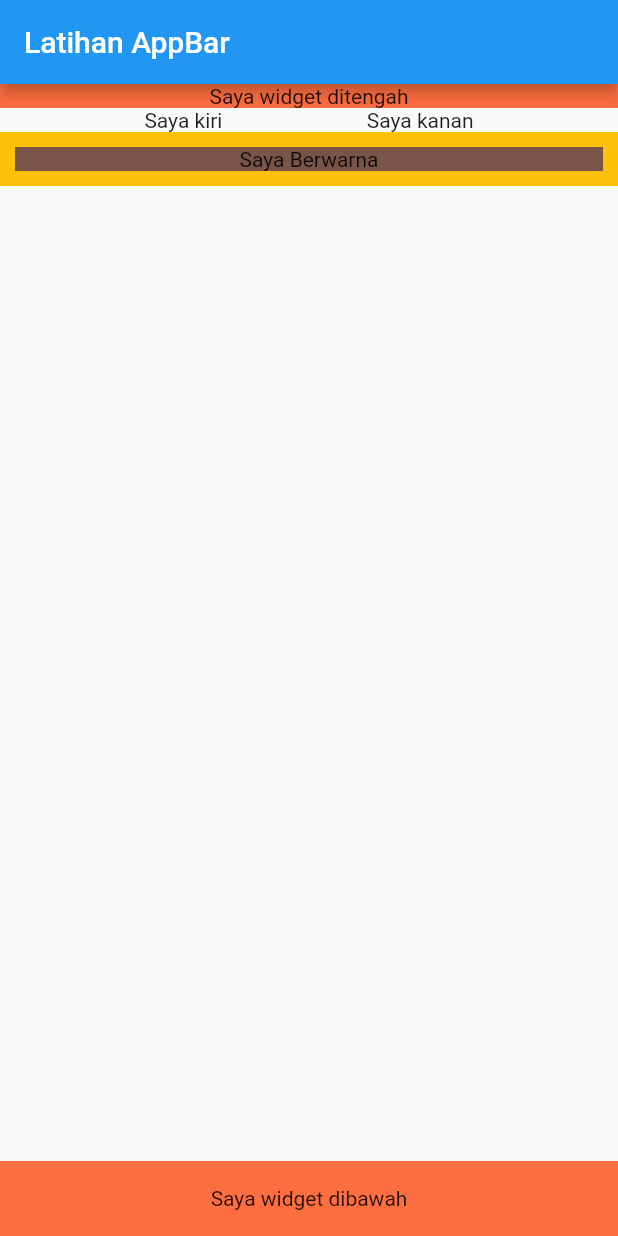
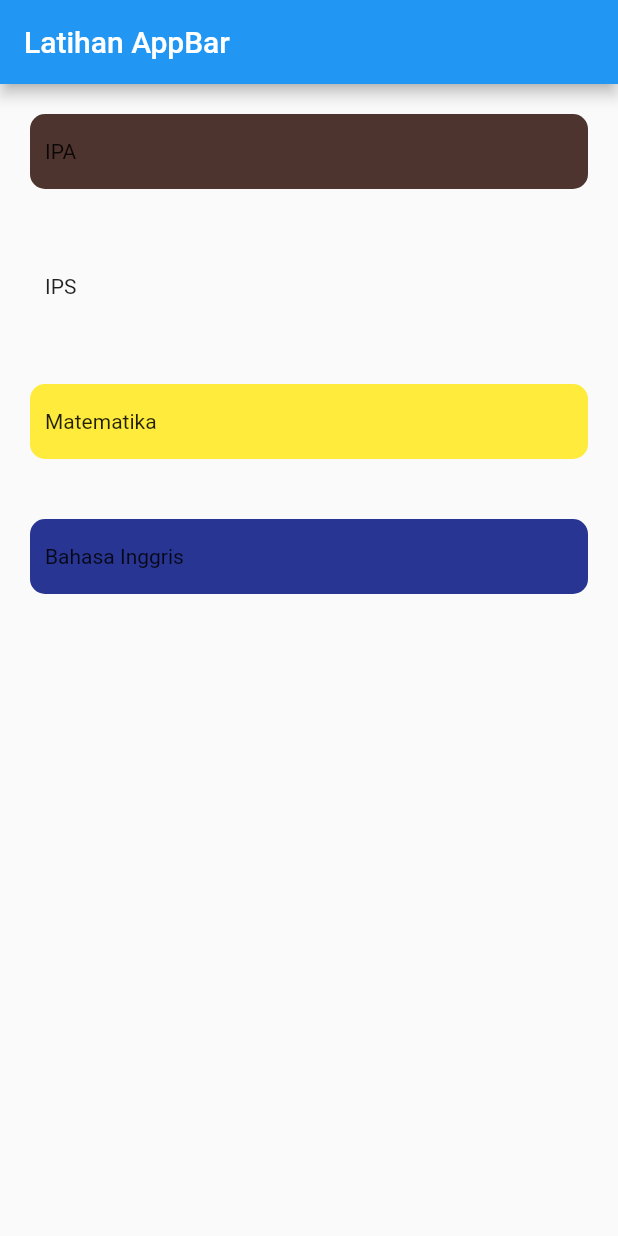
Before and after one commit to FahrendraKhoirul/MyApp_PraktikumMobile, a Flutter app: the MyHomePage screen opened directly, on a phone screen of 412 x 824 dp. Run offline on Flutter 3.47's test engine with Material 2 defaults, Android fonts, the phone set to English and light mode, and no system bars.

Commit message:
Update tugas2 sekolahbeta
menambahakan class sekolahbeta.dart

```diff
--- a/lib/main.dart
+++ b/lib/main.dart
@@ -1,7 +1,10 @@
+import 'dart:math';
+
 import 'package:flutter/material.dart';
+import 'package:myapp_prakmobile/sekolahbeta.dart';
 
 void main() {
-  runApp(MyApp());
+  runApp(SekolahBeta());
 }
 
 class MyApp extends StatelessWidget {
@@ -26,44 +29,60 @@ class MyHomePage extends StatefulWidget {
 }
 
 class _MyHomePageState extends State<MyHomePage> {
-  @override
+  List<String> items = ["IPA", "IPS", "Matematika", "Bahasa Inggris"];
+  final _random = Random();
+
   Widget build(BuildContext context) {
     return Scaffold(
         appBar: AppBar(
           title: Text("Latihan AppBar"),
         ),
-      body: Center(
+        body: tes_ListView(items, _random));
+  }
+}
+
+ListView tes_ListViewBuilder(items, _random) {
+  return ListView.builder(
+    itemCount: items.length,
+    itemBuilder: (context, index) {
+      final item = items[index];
+      return Container(
+        margin: EdgeInsets.all(20),
         child: Column(
           children: [
-            Container(
-                width: Size.infinite.width,
-                color: Colors.deepOrangeAccent,
-                alignment: Alignment.center,
-                child: Text("Saya widget ditengah")),
-            Row(
-              mainAxisAlignment: MainAxisAlignment.spaceEvenly,
-              children: [Text("Saya kiri"), Text("Saya kanan")],
+            Image.asset(
+              "images/DSC_0868-min.JPG",
+              height: 100,
             ),
-            Container(
-              width: Size.infinite.width,
-              padding: EdgeInsets.all(10),
-              color: Colors.amber,
-              child: Container(
-                alignment: Alignment.center,
-                color: Colors.brown,
-                child: Text("Saya Berwarna"),
-              ),
-            ),
-            Spacer(),
-            Container(
-                height: 50,
-                width: Size.infinite.width,
-                color: Colors.deepOrangeAccent,
-                alignment: Alignment.center,
-                child: Text("Saya widget dibawah")),
+            Text(item),
           ],
         ),
+        decoration: BoxDecoration(
+          borderRadius: BorderRadius.circular(10),
+          color: Colors.primaries[_random.nextInt(Colors.primaries.length)]
+              [_random.nextInt(9) * 100],
         ),
       );
+    },
+  );
 }
+
+ListView tes_ListView(items, _random) {
+  return ListView(
+    children: items.map<Widget>((item) {
+      return Container(
+        margin: EdgeInsets.all(20),
+        height: 50,
+        child: Container(
+            padding: EdgeInsets.all(10),
+            alignment: Alignment.centerLeft,
+            child: Text(item)),
+        decoration: BoxDecoration(
+          borderRadius: BorderRadius.circular(10),
+          color: Colors.primaries[_random.nextInt(Colors.primaries.length)]
+              [_random.nextInt(9) * 100],
+        ),
+      );
+    }).toList(),
+  );
 }
```
Also changed, not shown: lib/sekolahbeta.dart (added, +131 -0 lines). Lines whose indentation alone changed are shown as unchanged.
